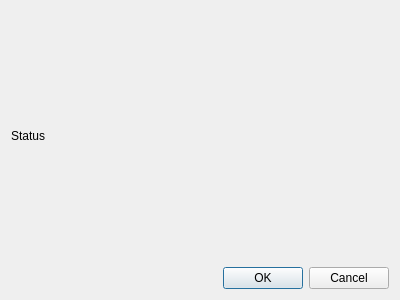
Qt form src/networking/server.ui (kitswas/VirtualGamePad-PC) before a commit.
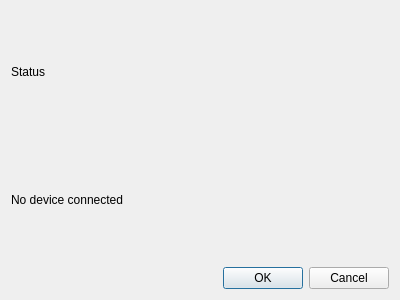
The same form after that commit.

Commit message: Better status reporting

```diff
--- a/src/networking/server.ui
+++ b/src/networking/server.ui
@@ -19,6 +19,9 @@
      <property name="text">
       <string>Status</string>
      </property>
+     <property name="textFormat">
+      <enum>Qt::MarkdownText</enum>
+     </property>
      <property name="openExternalLinks">
       <bool>true</bool>
      </property>
@@ -27,6 +30,19 @@
      </property>
     </widget>
    </item>
+   <item>
+    <widget class="QLabel" name="clientLabel">
+     <property name="text">
+      <string>No device connected</string>
+     </property>
+     <property name="textFormat">
+      <enum>Qt::MarkdownText</enum>
+     </property>
+     <property name="textInteractionFlags">
+      <set>Qt::TextBrowserInteraction</set>
+     </property>
+    </widget>
+   </item>
    <item>
     <widget class="QDialogButtonBox" name="buttonBox">
      <property name="orientation">
```
The commit also changes 2 other files.
